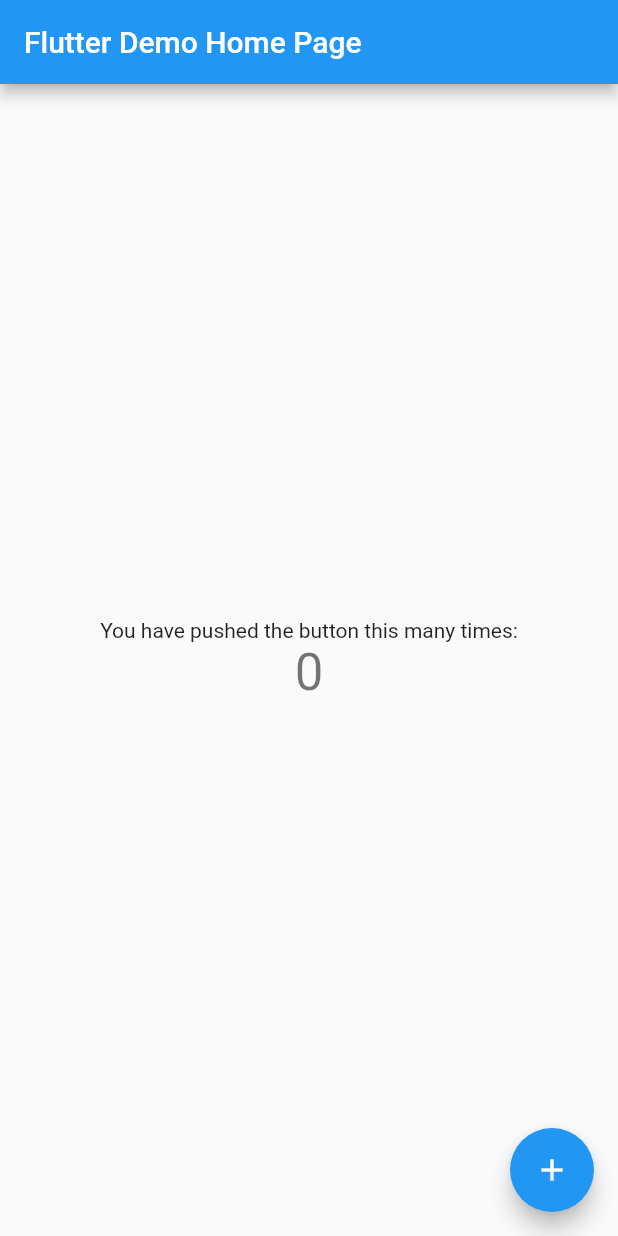
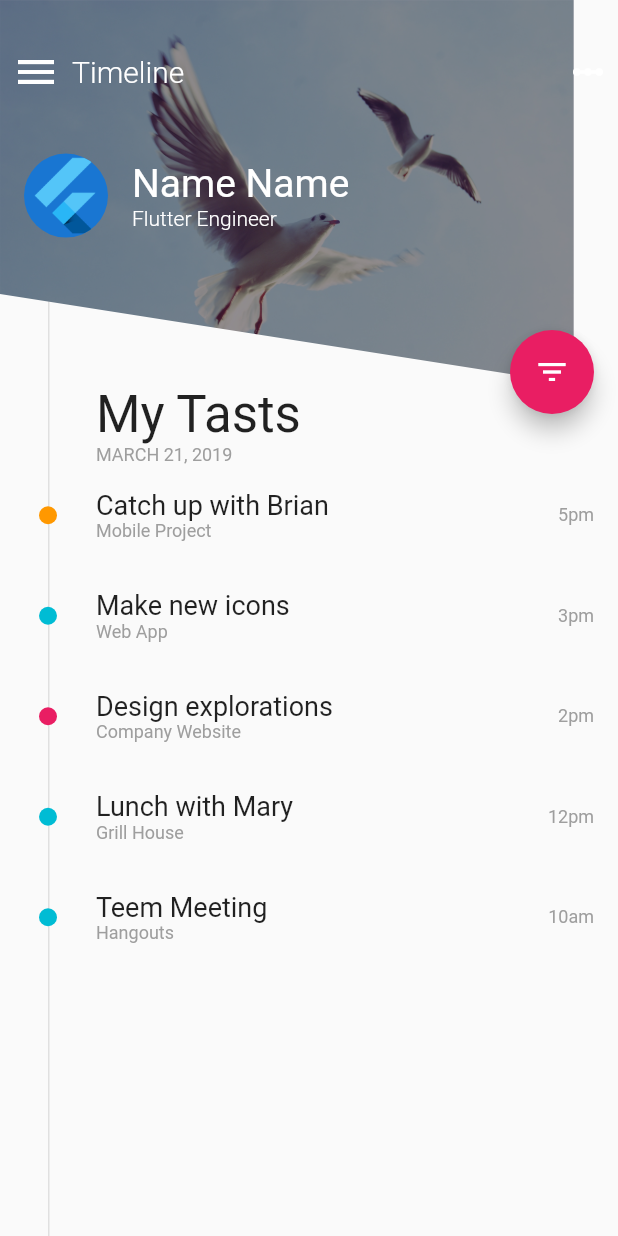
Before and after one commit to kakobayashi/filter_menu, a Flutter app: the screen it shows after launch, on a phone screen of 412 x 824 dp. Run offline on Flutter 3.47's test engine with Material 2 defaults, Android fonts, the phone set to English and light mode, and no system bars.

Commit message:
Add Base Screen

```diff
--- /dev/null
+++ b/lib/dialogonal_clipper.dart
@@ -0,0 +1,17 @@
+
+import 'package:flutter/material.dart';
+
+class DialogonalClipper extends CustomClipper<Path> {
+  @override
+  Path getClip(Size size) {
+    Path path = Path();
+    path.lineTo(0.0, size.height - 60.0);
+    path.lineTo(size.width, size.height);
+    path.lineTo(size.width, 0.0);
+    path.close();
+    return path;
+  }
+
+  @override
+  bool shouldReclip(CustomClipper<Path> oldClipper) => true;
+}
--- /dev/null
+++ b/lib/initial_list.dart
@@ -0,0 +1,40 @@
+import 'package:filter_menu/task.dart';
+import 'package:flutter/material.dart';
+
+List<Task> tasks = [
+  Task(
+    name: "Catch up with Brian",
+    category: "Mobile Project",
+    time: "5pm",
+    color: Colors.orange,
+    completed: false,
+  ),
+  Task(
+    name: "Make new icons",
+    category: "Web App",
+    time: "3pm",
+    color: Colors.cyan,
+    completed: true,
+  ),
+  Task(
+      name: "Design explorations",
+      category: "Company Website",
+      time: "2pm",
+      color: Colors.pink,
+      completed: false
+  ),
+  Task(
+      name: "Lunch with Mary",
+      category: "Grill House",
+      time: "12pm",
+      color: Colors.cyan,
+      completed: true
+  ),
+  Task(
+      name: "Teem Meeting",
+      category: "Hangouts",
+      time: "10am",
+      color: Colors.cyan,
+      completed: true
+  ),
+];
--- /dev/null
+++ b/lib/list_model.dart
@@ -0,0 +1,31 @@
+
+import 'package:filter_menu/task.dart';
+import 'package:flutter/material.dart';
+
+class ListModel {
+  final GlobalKey<AnimatedListState> listKey;
+  final List<Task> items;
+
+  ListModel(this.listKey, items): this.items = new List.of(items);
+
+  AnimatedListState get _animatedList => listKey.currentState;
+
+  void insert(int index, Task item) {
+    items.insert(index, item);
+    _animatedList.insertItem(index);
+  }
+
+  Task remoteAt(int index) {
+    final Task removedItem = items.removeAt(index);
+    if (removedItem != null) {
+      _animatedList.removeItem(index, (context, animation) => Container());
+    }
+    return removedItem;
+  }
+
+  int get length => items.length;
+
+  Task operator [](int index) => items[index];
+
+  int indexOf(Task item) => items.indexOf(item);
+}
--- a/lib/main.dart
+++ b/lib/main.dart
@@ -1,3 +1,7 @@
+import 'package:filter_menu/dialogonal_clipper.dart';
+import 'package:filter_menu/initial_list.dart';
+import 'package:filter_menu/list_model.dart';
+import 'package:filter_menu/task_row.dart';
 import 'package:flutter/material.dart';
 
 void main() => runApp(MyApp());
@@ -10,53 +14,208 @@ class MyApp extends StatelessWidget {
       theme: ThemeData(
         primarySwatch: Colors.blue,
       ),
-      home: MyHomePage(title: 'Flutter Demo Home Page'),
+      home: MainPage(),
     );
   }
 }
 
-class MyHomePage extends StatefulWidget {
-  MyHomePage({Key key, this.title}) : super(key: key);
-
-  final String title;
+class MainPage extends StatefulWidget {
+  MainPage({Key key}): super(key: key);
 
   @override
-  _MyHomePageState createState() => _MyHomePageState();
+  _MainPageState createState() => _MainPageState();
 }
 
-class _MyHomePageState extends State<MyHomePage> {
-  int _counter = 0;
+class _MainPageState extends State<MainPage> {
+  final GlobalKey<AnimatedListState> _listKey = GlobalKey<AnimatedListState>();
 
-  void _incrementCounter() {
-    setState(() {
-      _counter++;
-    });
+  double _imageHeight = 256.0;
+
+  ListModel listModel;
+
+  bool showOnlyCompleted = false;
+
+  @override
+  void initState() {
+    super.initState();
+    listModel = ListModel(_listKey, tasks);
   }
 
   @override
   Widget build(BuildContext context) {
     return Scaffold(
-      appBar: AppBar(
-        title: Text(widget.title),
+      body: Stack(
+        children: <Widget>[
+          _buildTimeline(),
+          _buildImage(),
+          _buildTopHeader(),
+          _buildProfileRow(),
+          _buildBottomPart(),
+          _buildFab(),
+        ],
       ),
-      body: Center(
+    );
+  }
+
+  Widget _buildFab() {
+    return Positioned(
+      top: _imageHeight - 36.0,
+      right: 16.0,
+      child: FloatingActionButton(onPressed: _changeFilterState,
+      backgroundColor: Colors.pink,
+      child: Icon(Icons.filter_list),
+      ),
+    );
+  }
+
+  void _changeFilterState() {
+    showOnlyCompleted = !showOnlyCompleted;
+    tasks.where((task) => !task.completed).forEach((task) {
+      if (showOnlyCompleted) {
+        listModel.remoteAt(listModel.indexOf(task));
+      } else {
+        listModel.insert(tasks.indexOf(task), task);
+      }
+    });
+  }
+
+  Widget _buildImage() {
+    return ClipPath(
+      clipper: DialogonalClipper(),
+      child: Image.asset(
+        'assets/birds.jpg',
+        fit: BoxFit.fitHeight,
+        height: _imageHeight,
+        colorBlendMode: BlendMode.srcOver,
+        color: Color.fromARGB(120, 20, 10, 40),
+      ),
+    );
+  }
+
+  Widget _buildTopHeader() {
+    return Padding(
+      padding: const EdgeInsets.symmetric(
+        horizontal: 8.0, vertical: 32.0
+      ),
+      child: Row(
+        children: <Widget>[
+          Icon(Icons.menu, size: 32.0, color: Colors.white),
+          Expanded(
+            child: Padding(
+              padding: const EdgeInsets.only(left: 8.0),
+              child: Text(
+                "Timeline",
+                style: TextStyle(
+                  fontSize: 20.0,
+                  color: Colors.white,
+                  fontWeight: FontWeight.w300,
+                ),
+              ),
+            ),
+          ),
+          Icon(Icons.linear_scale, color: Colors.white),
+        ],
+      ),
+    );
+  }
+
+  Widget _buildProfileRow() {
+    return Padding(
+      padding: EdgeInsets.only(left: 16.0, top: _imageHeight / 2.5),
+      child: Row(
+        children: <Widget>[
+          CircleAvatar(
+            minRadius: 28.0,
+            maxRadius: 28.0,
+            backgroundImage: AssetImage("assets/flutter.png"),
+          ),
+          Padding(
+            padding: const EdgeInsets.only(left: 16.0),
             child: Column(
-          mainAxisAlignment: MainAxisAlignment.center,
+              crossAxisAlignment: CrossAxisAlignment.start,
+              mainAxisSize: MainAxisSize.min,
               children: <Widget>[
                 Text(
-              'You have pushed the button this many times:',
+                  "Name Name",
+                  style: TextStyle(
+                    fontSize: 26.0,
+                    color: Colors.white,
+                    fontWeight: FontWeight.w400,
+                  ),
                 ),
                 Text(
-              '$_counter',
-              style: Theme.of(context).textTheme.display1,
+                  "Flutter Engineer",
+                  style: TextStyle(
+                    fontSize: 14.0,
+                    color: Colors.white,
+                    fontWeight: FontWeight.w300,
+                  ),
+                )
+              ],
+            ),
           ),
         ],
       ),
+    );
+  }
+
+  Widget _buildBottomPart() {
+    return Padding(
+      padding: EdgeInsets.only(top: _imageHeight),
+      child: Column(
+        crossAxisAlignment: CrossAxisAlignment.start,
+        children: <Widget>[
+          _buildMyTasksHeader(),
+          _buildTasksList(),
+        ],
       ),
-      floatingActionButton: FloatingActionButton(
-        onPressed: _incrementCounter,
-        tooltip: 'Increment',
-        child: Icon(Icons.add),
+    );
+  }
+
+  Widget _buildTasksList() {
+    return Expanded(
+      child: AnimatedList(
+        initialItemCount: tasks.length,
+        key: _listKey,
+        itemBuilder: (context, index, animation) {
+          return TaskRow(
+            task: listModel[index],
+          );
+        },
+      )
+    );
+  }
+
+  Widget _buildMyTasksHeader() {
+    return Padding(
+      padding: EdgeInsets.only(left: 64.0),
+      child: Column(
+        crossAxisAlignment: CrossAxisAlignment.start,
+        children: <Widget>[
+          Text(
+            "My Tasts",
+            style: TextStyle(fontSize: 34.0),
+          ),
+          Text(
+            "MARCH 21, 2019",
+            style: TextStyle(
+              color: Colors.grey,
+              fontSize: 12.0,
+            ),
+          ),
+        ],
+      ),
+    );
+  }
+
+  Widget _buildTimeline() {
+    return Positioned(
+      top: 0.0,
+      bottom: 0.0,
+      left: 32.0,
+      child: Container(
+        width: 1.0,
+        color: Colors.grey[300],
       ),
     );
   }
--- /dev/null
+++ b/lib/task.dart
@@ -0,0 +1,11 @@
+import 'package:flutter/material.dart';
+
+class Task {
+  final String name;
+  final String category;
+  final String time;
+  final Color color;
+  final bool completed;
+
+  Task({this.name, this.category, this.time, this.color, this.completed});
+}
--- /dev/null
+++ b/lib/task_row.dart
@@ -0,0 +1,56 @@
+
+import 'package:filter_menu/task.dart';
+import 'package:flutter/material.dart';
+
+class TaskRow extends StatefulWidget {
+  final Task task;
+  final double dotSize = 12.0;
+
+  const TaskRow({Key key, this.task}): super(key: key);
+
+  @override
+  State<StatefulWidget> createState() => _TaskRowState();
+}
+
+class _TaskRowState extends State<TaskRow> {
+  @override
+  Widget build(BuildContext context) {
+    return Padding(
+      padding: const EdgeInsets.symmetric(vertical: 16.0),
+      child: Row(
+        children: <Widget>[
+          Padding(
+            padding: EdgeInsets.symmetric(horizontal: 38.0 - widget.dotSize),
+            child: Container(
+              height: widget.dotSize,
+              width: widget.dotSize,
+              decoration: BoxDecoration(shape: BoxShape.circle, color: widget.task.color),
+            ),
+          ),
+          Expanded(
+            child: Column(
+              crossAxisAlignment: CrossAxisAlignment.start,
+              children: <Widget>[
+                Text(
+                  widget.task.name,
+                  style: TextStyle(fontSize: 18.0),
+                ),
+                Text(
+                  widget.task.category,
+                  style: TextStyle(fontSize: 12.0, color: Colors.grey),
+                ),
+              ],
+            ),
+          ),
+          Padding(
+            padding: const EdgeInsets.only(right: 16.0),
+            child: Text(
+              widget.task.time,
+              style: TextStyle(fontSize: 12.0, color: Colors.grey),
+            ),
+          ),
+        ],
+      ),
+    );
+  }
+}
--- a/pubspec.yaml
+++ b/pubspec.yaml
@@ -39,6 +39,8 @@ flutter:
   # included with your application, so that you can use the icons in
   # the material Icons class.
   uses-material-design: true
+  assets:
+    - assets/
 
   # To add assets to your application, add an assets section, like this:
   # assets:
```
Also changed, not shown: assets/birds.jpg (added), assets/flutter.png (added). Lines whose indentation alone changed are shown as unchanged.
